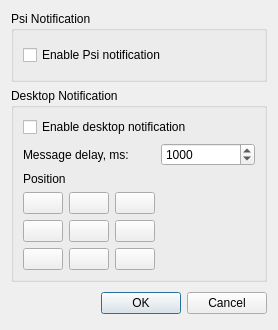
Old version of the form src/plugins/General/notifier/settingsdialog.ui in the repository ksv1986/qmmp-staging.
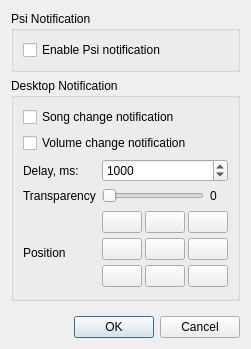
New version of the form.

Commit message: notification plugin: volume change notification, transparency settings

What changed in the file:
```diff
--- a/src/plugins/General/notifier/settingsdialog.ui
+++ b/src/plugins/General/notifier/settingsdialog.ui
@@ -5,20 +5,20 @@
    <rect>
     <x>0</x>
     <y>0</y>
-    <width>278</width>
-    <height>330</height>
+    <width>244</width>
+    <height>349</height>
    </rect>
   </property>
   <property name="windowTitle" >
    <string>Notifier Plugin Settings</string>
   </property>
-  <layout class="QGridLayout" name="gridLayout" >
+  <layout class="QGridLayout" name="gridLayout_3" >
    <item row="0" column="0" colspan="2" >
     <widget class="QGroupBox" name="groupBox_2" >
      <property name="title" >
       <string>Psi Notification</string>
      </property>
-     <layout class="QVBoxLayout" >
+     <layout class="QVBoxLayout" name="verticalLayout" >
       <item>
        <widget class="QCheckBox" name="psiCheckBox" >
         <property name="text" >
@@ -34,25 +34,32 @@
      <property name="title" >
       <string>Desktop Notification</string>
      </property>
-     <layout class="QGridLayout" >
+     <layout class="QGridLayout" name="gridLayout_2" >
       <item row="0" column="0" colspan="2" >
-       <widget class="QCheckBox" name="desktopCheckBox" >
+       <widget class="QCheckBox" name="songCheckBox" >
         <property name="text" >
-         <string>Enable desktop notification</string>
+         <string>Song change notification</string>
         </property>
        </widget>
       </item>
-      <item row="1" column="0" >
+      <item row="1" column="0" colspan="3" >
+       <widget class="QCheckBox" name="volumeCheckBox" >
+        <property name="text" >
+         <string>Volume change notification</string>
+        </property>
+       </widget>
+      </item>
+      <item row="2" column="0" >
        <widget class="QLabel" name="label_3" >
         <property name="text" >
-         <string>Message delay, ms:</string>
+         <string>Delay, ms:</string>
         </property>
         <property name="alignment" >
          <set>Qt::AlignLeading|Qt::AlignLeft|Qt::AlignVCenter</set>
         </property>
        </widget>
       </item>
-      <item row="1" column="1" >
+      <item row="2" column="1" colspan="2" >
        <widget class="QSpinBox" name="messageDelaySpinBox" >
         <property name="minimum" >
          <number>100</number>
@@ -68,15 +75,54 @@
         </property>
        </widget>
       </item>
-      <item row="2" column="0" >
-       <widget class="QLabel" name="label" >
-        <property name="text" >
-         <string>Position</string>
-        </property>
-       </widget>
-      </item>
       <item row="3" column="0" >
-       <layout class="QGridLayout" >
+       <widget class="QLabel" name="label_4" >
+        <property name="text" >
+         <string>Transparency</string>
+        </property>
+       </widget>
+      </item>
+      <item row="3" column="1" >
+       <widget class="QSlider" name="transparencySlider" >
+        <property name="maximum" >
+         <number>90</number>
+        </property>
+        <property name="orientation" >
+         <enum>Qt::Horizontal</enum>
+        </property>
+       </widget>
+      </item>
+      <item row="3" column="2" >
+       <widget class="QLabel" name="trasparencyLabel" >
+        <property name="minimumSize" >
+         <size>
+          <width>18</width>
+          <height>0</height>
+         </size>
+        </property>
+        <property name="text" >
+         <string>0</string>
+        </property>
+       </widget>
+      </item>
+      <item row="4" column="0" >
+       <spacer name="verticalSpacer_2" >
+        <property name="orientation" >
+         <enum>Qt::Vertical</enum>
+        </property>
+        <property name="sizeHint" stdset="0" >
+         <size>
+          <width>20</width>
+          <height>32</height>
+         </size>
+        </property>
+       </spacer>
+      </item>
+      <item rowspan="3" row="4" column="1" colspan="2" >
+       <layout class="QGridLayout" name="gridLayout" >
+        <property name="spacing" >
+         <number>3</number>
+        </property>
         <item row="0" column="0" >
          <widget class="QPushButton" name="topLeftButton" >
           <property name="text" >
@@ -196,15 +242,22 @@
         </item>
        </layout>
       </item>
-      <item row="3" column="1" >
-       <spacer>
+      <item row="5" column="0" >
+       <widget class="QLabel" name="label" >
+        <property name="text" >
+         <string>Position</string>
+        </property>
+       </widget>
+      </item>
+      <item row="6" column="0" >
+       <spacer name="verticalSpacer" >
         <property name="orientation" >
-         <enum>Qt::Horizontal</enum>
+         <enum>Qt::Vertical</enum>
         </property>
         <property name="sizeHint" stdset="0" >
          <size>
-          <width>40</width>
-          <height>20</height>
+          <width>20</width>
+          <height>30</height>
          </size>
         </property>
        </spacer>
@@ -212,7 +265,7 @@
      </layout>
     </widget>
    </item>
-   <item row="2" column="0" >
+   <item rowspan="2" row="2" column="0" >
     <spacer>
      <property name="orientation" >
       <enum>Qt::Horizontal</enum>
@@ -225,7 +278,7 @@
      </property>
     </spacer>
    </item>
-   <item row="2" column="1" >
+   <item row="3" column="1" >
     <widget class="QDialogButtonBox" name="buttonBox" >
      <property name="sizePolicy" >
       <sizepolicy vsizetype="Fixed" hsizetype="Maximum" >
```
Left out of the diff: 24 changed lines with no effect on the pictures. The commit also changes 11 other files.
